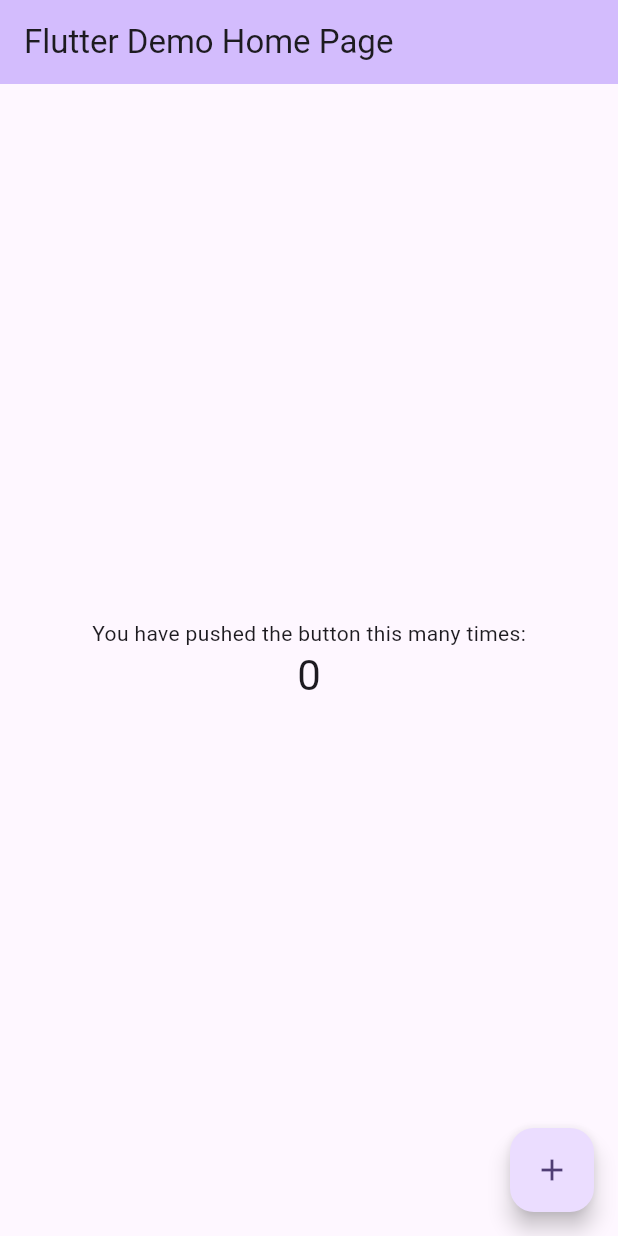
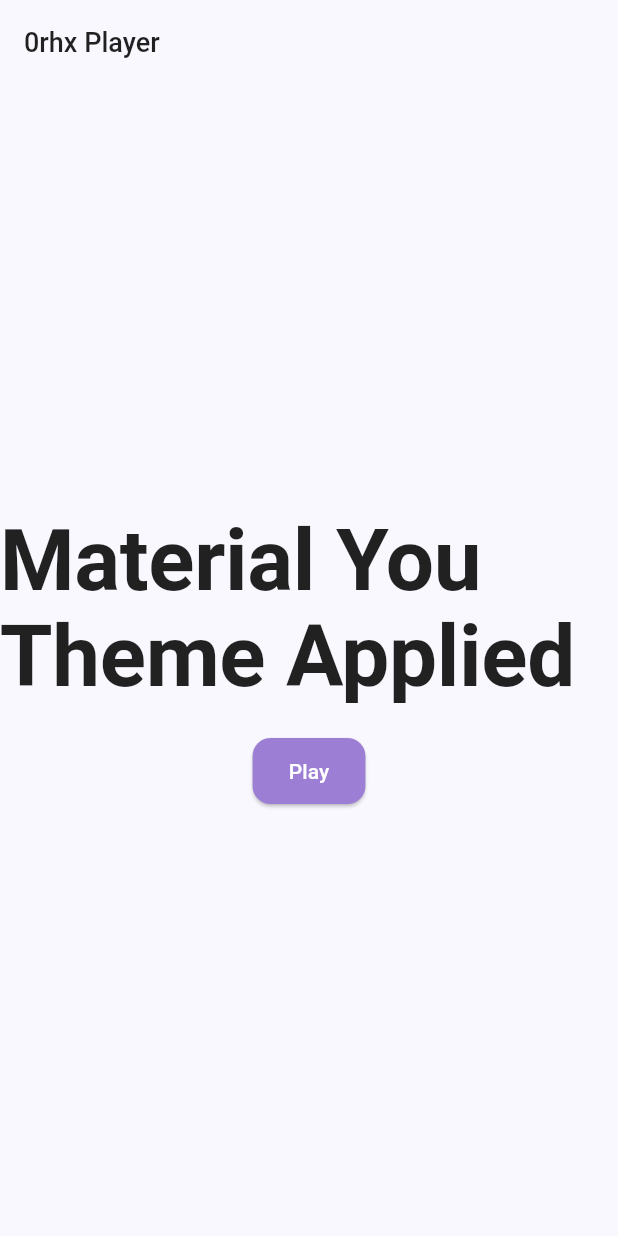
Before and after one commit to RinCynar/0rhx-Player, a Flutter app: the screen it shows after launch, on a phone screen of 412 x 824 dp. Run offline on Flutter 3.47's test engine with Material 3 defaults, Android fonts, the phone set to English and light mode, and no system bars.

Commit message:
feat: Initialize the Flutter application with a basic UI and custom Material 3 light and dark themes.

```diff
--- /dev/null
+++ b/lib/core/theme/app_theme.dart
@@ -0,0 +1,92 @@
+import 'package:flutter/material.dart';
+
+class AppTheme {
+  // Primary color: Soft purple from design
+  static const Color _primaryColor = Color(0xFF9C7FD4);
+  static const Color _surfaceColor = Color(0xFFF5F1FF);
+  static const Color _backgroundColor = Color(0xFFFAF8FF);
+
+  static ThemeData get lightTheme {
+    return ThemeData(
+      useMaterial3: true,
+      brightness: Brightness.light,
+      colorScheme: ColorScheme.fromSeed(
+        seedColor: _primaryColor,
+        brightness: Brightness.light,
+        surface: _surfaceColor,
+      ),
+      scaffoldBackgroundColor: _backgroundColor,
+      appBarTheme: const AppBarTheme(
+        backgroundColor: _backgroundColor,
+        elevation: 0,
+        centerTitle: false,
+        titleTextStyle: TextStyle(
+          color: Colors.black87,
+          fontSize: 18,
+          fontWeight: FontWeight.w500,
+        ),
+      ),
+      navigationRailTheme: NavigationRailThemeData(
+        backgroundColor: _surfaceColor,
+        selectedIconTheme: const IconThemeData(
+          color: _primaryColor,
+          size: 28,
+        ),
+        unselectedIconTheme: const IconThemeData(
+          color: Colors.grey,
+          size: 24,
+        ),
+        labelType: NavigationRailLabelType.none,
+      ),
+      iconTheme: const IconThemeData(
+        color: _primaryColor,
+        size: 24,
+      ),
+      elevatedButtonTheme: ElevatedButtonThemeData(
+        style: ElevatedButton.styleFrom(
+          backgroundColor: _primaryColor,
+          foregroundColor: Colors.white,
+          padding: const EdgeInsets.symmetric(horizontal: 24, vertical: 12),
+          shape: RoundedRectangleBorder(
+            borderRadius: BorderRadius.circular(12),
+          ),
+        ),
+      ),
+      floatingActionButtonTheme: const FloatingActionButtonThemeData(
+        backgroundColor: _primaryColor,
+        foregroundColor: Colors.white,
+      ),
+      cardTheme: CardThemeData(
+        color: _surfaceColor,
+        elevation: 0,
+        shape: RoundedRectangleBorder(
+          borderRadius: BorderRadius.circular(16),
+        ),
+      ),
+      textTheme: const TextTheme(
+        displayLarge: TextStyle(
+          color: Colors.black87,
+          fontWeight: FontWeight.bold,
+        ),
+        titleLarge: TextStyle(
+          color: Colors.black87,
+          fontWeight: FontWeight.w600,
+        ),
+        bodyMedium: TextStyle(
+          color: Colors.black54,
+        ),
+      ),
+    );
+  }
+
+  static ThemeData get darkTheme {
+    return ThemeData(
+      useMaterial3: true,
+      brightness: Brightness.dark,
+      colorScheme: ColorScheme.fromSeed(
+        seedColor: _primaryColor,
+        brightness: Brightness.dark,
+      ),
+    );
+  }
+}
--- a/lib/main.dart
+++ b/lib/main.dart
@@ -1,4 +1,5 @@
 import 'package:flutter/material.dart';
+import 'core/theme/app_theme.dart';
 
 void main() {
   runApp(const MyApp());
@@ -7,45 +8,20 @@ void main() {
 class MyApp extends StatelessWidget {
   const MyApp({super.key});
 
-  // This widget is the root of your application.
   @override
   Widget build(BuildContext context) {
     return MaterialApp(
-      title: 'Flutter Demo',
-      theme: ThemeData(
-        // This is the theme of your application.
-        //
-        // TRY THIS: Try running your application with "flutter run". You'll see
-        // the application has a purple toolbar. Then, without quitting the app,
-        // try changing the seedColor in the colorScheme below to Colors.green
-        // and then invoke "hot reload" (save your changes or press the "hot
-        // reload" button in a Flutter-supported IDE, or press "r" if you used
-        // the command line to start the app).
-        //
-        // Notice that the counter didn't reset back to zero; the application
-        // state is not lost during the reload. To reset the state, use hot
-        // restart instead.
-        //
-        // This works for code too, not just values: Most code changes can be
-        // tested with just a hot reload.
-        colorScheme: .fromSeed(seedColor: Colors.deepPurple),
-      ),
-      home: const MyHomePage(title: 'Flutter Demo Home Page'),
+      title: '0rhx Player',
+      theme: AppTheme.lightTheme,
+      darkTheme: AppTheme.darkTheme,
+      themeMode: ThemeMode.light,
+      home: const MyHomePage(title: '0rhx Player'),
     );
   }
 }
 
 class MyHomePage extends StatefulWidget {
   const MyHomePage({super.key, required this.title});
-
-  // This widget is the home page of your application. It is stateful, meaning
-  // that it has a State object (defined below) that contains fields that affect
-  // how it looks.
-
-  // This class is the configuration for the state. It holds the values (in this
-  // case the title) provided by the parent (in this case the App widget) and
-  // used by the build method of the State. Fields in a Widget subclass are
-  // always marked "final".
 
   final String title;
 
@@ -54,69 +30,28 @@ class MyHomePage extends StatefulWidget {
 }
 
 class _MyHomePageState extends State<MyHomePage> {
-  int _counter = 0;
-
-  void _incrementCounter() {
-    setState(() {
-      // This call to setState tells the Flutter framework that something has
-      // changed in this State, which causes it to rerun the build method below
-      // so that the display can reflect the updated values. If we changed
-      // _counter without calling setState(), then the build method would not be
-      // called again, and so nothing would appear to happen.
-      _counter++;
-    });
-  }
-
   @override
   Widget build(BuildContext context) {
-    // This method is rerun every time setState is called, for instance as done
-    // by the _incrementCounter method above.
-    //
-    // The Flutter framework has been optimized to make rerunning build methods
-    // fast, so that you can just rebuild anything that needs updating rather
-    // than having to individually change instances of widgets.
     return Scaffold(
       appBar: AppBar(
-        // TRY THIS: Try changing the color here to a specific color (to
-        // Colors.amber, perhaps?) and trigger a hot reload to see the AppBar
-        // change color while the other colors stay the same.
-        backgroundColor: Theme.of(context).colorScheme.inversePrimary,
-        // Here we take the value from the MyHomePage object that was created by
-        // the App.build method, and use it to set our appbar title.
         title: Text(widget.title),
       ),
       body: Center(
-        // Center is a layout widget. It takes a single child and positions it
-        // in the middle of the parent.
         child: Column(
-          // Column is also a layout widget. It takes a list of children and
-          // arranges them vertically. By default, it sizes itself to fit its
-          // children horizontally, and tries to be as tall as its parent.
-          //
-          // Column has various properties to control how it sizes itself and
-          // how it positions its children. Here we use mainAxisAlignment to
-          // center the children vertically; the main axis here is the vertical
-          // axis because Columns are vertical (the cross axis would be
-          // horizontal).
-          //
-          // TRY THIS: Invoke "debug painting" (choose the "Toggle Debug Paint"
-          // action in the IDE, or press "p" in the console), to see the
-          // wireframe for each widget.
-          mainAxisAlignment: .center,
+          mainAxisAlignment: MainAxisAlignment.center,
           children: [
-            const Text('You have pushed the button this many times:'),
             Text(
-              '$_counter',
-              style: Theme.of(context).textTheme.headlineMedium,
+              'Material You Theme Applied',
+              style: Theme.of(context).textTheme.displayLarge,
+            ),
+            const SizedBox(height: 20),
+            ElevatedButton(
+              onPressed: () {},
+              child: const Text('Play'),
             ),
           ],
         ),
       ),
-      floatingActionButton: FloatingActionButton(
-        onPressed: _incrementCounter,
-        tooltip: 'Increment',
-        child: const Icon(Icons.add),
-      ),
     );
   }
 }
```
Also changed, not shown: 1 other file.
